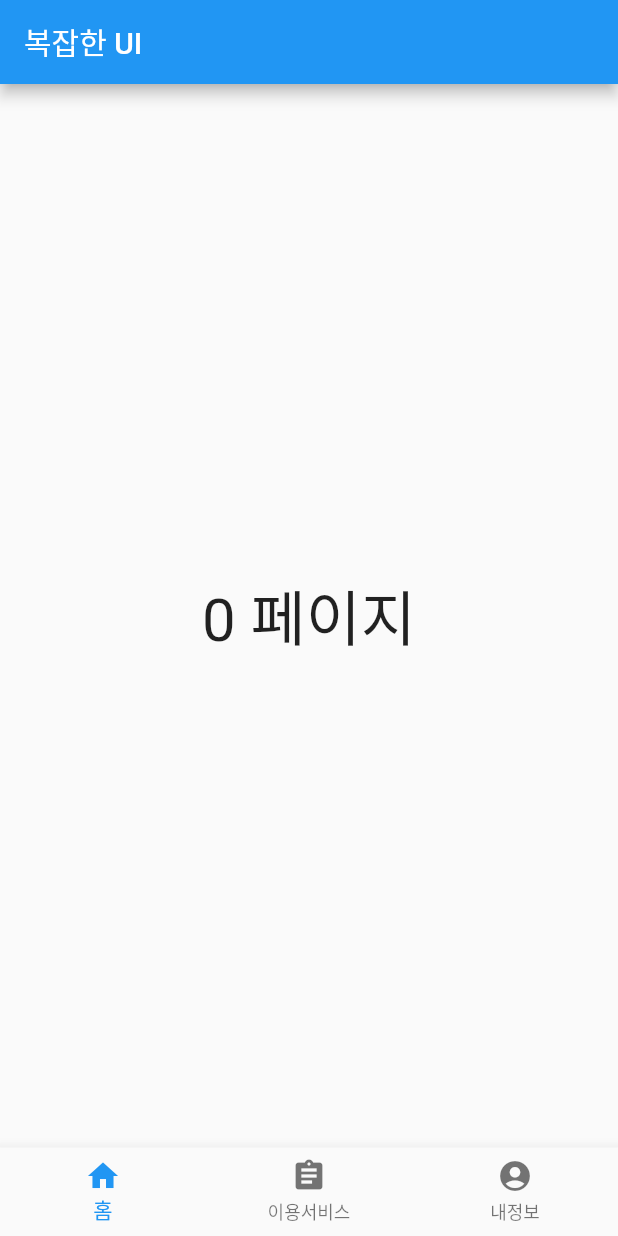
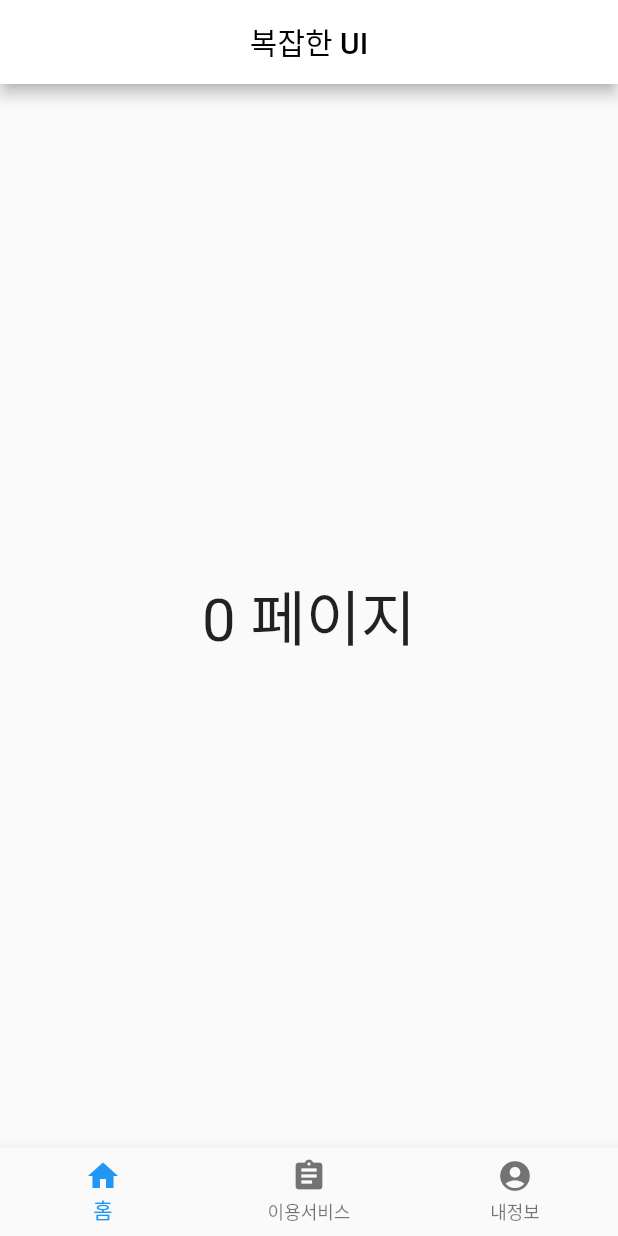
Before and after one commit to ksdhk/flutter, a Flutter app: the screen it shows after launch, on a phone screen of 412 x 824 dp. Run offline on Flutter 3.47's test engine with Material 2 defaults, Android fonts, the phone set to English and light mode, and no system bars.

Commit message:
Update main.dart

```diff
--- a/flutter_app/lib/main.dart
+++ b/flutter_app/lib/main.dart
@@ -27,7 +27,11 @@ class MyApp extends StatelessWidget{
    Widget build(BuildContext conext){
      return Scaffold(
        appBar: AppBar(
-         title:Text('복잡한 UI'),
+         backgroundColor : Colors.white,
+         title:Text('복잡한 UI',
+         style:TextStyle(color:Colors.black),
+         ),
+         centerTitle:true,
        ),
        body: Center(
          child: Text(
```
